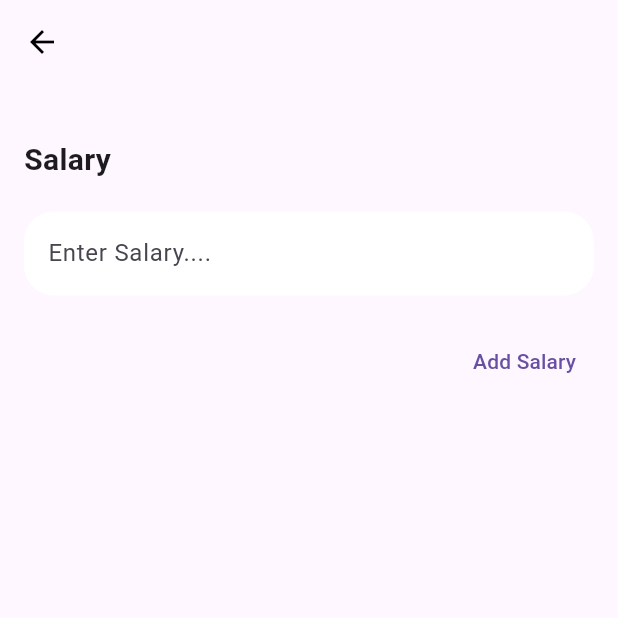
After one commit to UMESH-042/Gigs, a Flutter app: the SalaryEntryScreen screen opened directly, on a phone screen of 412 x 824 dp, the top half of it. The commit adds this screen. Run offline on Flutter 3.47's test engine with Material 3 defaults, Android fonts, the phone set to English and light mode, and no system bars; our stand-ins replace animated_splash_screen, cached_network_image, cloud_firestore, curved_navigation_bar, file_picker, firebase_auth and 12 more; missing offline and left inert: app_settings, easy_pdf_viewer, external_app_launcher; accounts and stored records are empty; network calls fail.

Commit message:
Added Salary Section

```diff
--- /dev/null
+++ b/lib/APIs/Salary.dart
@@ -0,0 +1,91 @@
+
+import 'package:flutter/material.dart';
+
+class SalaryEntryScreen extends StatefulWidget {
+  @override
+  _SalaryEntryScreenState createState() => _SalaryEntryScreenState();
+}
+
+class _SalaryEntryScreenState extends State<SalaryEntryScreen> {
+  late TextEditingController _salaryController;
+
+  @override
+  void initState() {
+    super.initState();
+    _salaryController = TextEditingController();
+  }
+
+  @override
+  Widget build(BuildContext context) {
+    return Scaffold(
+      appBar: AppBar(
+        backgroundColor: Colors.transparent,
+        elevation: 0,
+        iconTheme: IconThemeData(color: Colors.black),
+        leading: IconButton(
+          icon: Icon(Icons.arrow_back),
+          onPressed: () {
+            Navigator.pop(context); // Navigate back
+          },
+        ),
+      ),
+      body: Padding(
+        padding: EdgeInsets.all(16),
+        child: Column(
+          crossAxisAlignment: CrossAxisAlignment.start,
+          children: [
+            SizedBox(
+                  height: 20,
+                ),
+                Text(
+                  'Salary',
+                  style: TextStyle(
+                    fontSize: 20,
+                    fontWeight: FontWeight.bold,
+                  ),
+                ),
+                SizedBox(height: 20),
+                TextField(
+                  controller: _salaryController,
+                  keyboardType:TextInputType.number,
+                  decoration: InputDecoration(
+                    hintText: 'Enter Salary....',
+                    filled: true,
+                    fillColor: Colors.white, // You can choose the desired color
+                    border: OutlineInputBorder(
+                      borderRadius: BorderRadius.circular(20.0),
+                      borderSide: BorderSide.none,
+                    ),
+                  ),
+                ),
+              SizedBox(height: 20),
+                Row(
+                  mainAxisAlignment: MainAxisAlignment.end,
+                  children: [
+                    TextButton(
+                      onPressed:  () {
+                String salary = _salaryController.text.trim();
+                if (salary.isNotEmpty && isNumeric(salary)) {
+                  Navigator.pop(context, salary);
+                } else {
+                  // Handle invalid input (non-numeric)
+                  // You may show an error message or take appropriate action
+                }
+              },
+                      child: Text('Add Salary'),
+                    ),
+                  ],
+                ),
+          ],
+        ),
+      ),
+    );
+  }
+
+  bool isNumeric(String value) {
+    if (value == null) {
+      return false;
+    }
+    return double.tryParse(value) != null;
+  }
+}
```
Also changed, not shown: lib/view/Add_Jobs.dart (+79 -1 lines), lib/view/Display_Jobs.dart (+43 -12 lines), lib/view/FilterPageList.dart (added, +92 -0 lines), lib/view/newpage.dart (deleted, +0 -20 lines).
